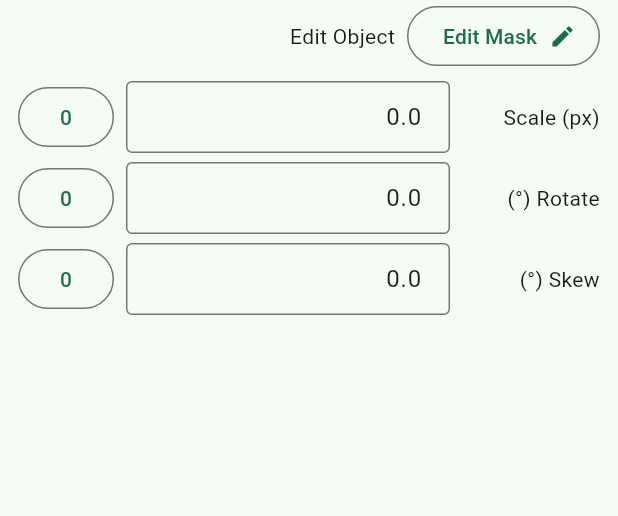
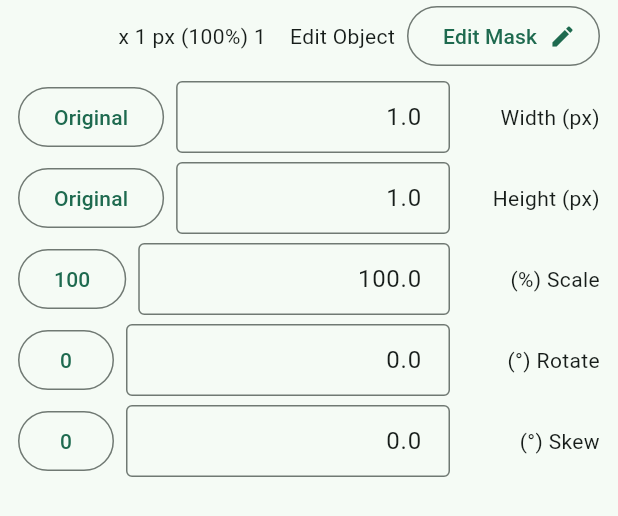
Before and after one commit to YMP112/ClipTach, a Flutter app: the _ObjectControls widget shown alone on an empty page, opened directly with empty values, on a phone screen of 412 x 824 dp. Shown: the top 516 px of the screen. Run offline on Flutter 3.47's test engine with Material 3 defaults, Android fonts, the phone set to English and light mode, and no system bars; our stand-ins replace file_picker, flutter_riverpod, shared_preferences; accounts and stored records are empty.

Commit message:
Show object pixel size controls

```diff
--- a/lib/features/editor/presentation/editor_screen.dart
+++ b/lib/features/editor/presentation/editor_screen.dart
@@ -465,6 +465,15 @@ class _ObjectControls extends StatelessWidget {
 
   @override
   Widget build(BuildContext context) {
+    final baseW = state.objectBaseWidth <= 0 ? 1.0 : state.objectBaseWidth;
+    final baseH = state.objectBaseHeight <= 0 ? 1.0 : state.objectBaseHeight;
+    final scale = ((baseW + state.transform.scalePx) / baseW)
+        .clamp(0.05, 20.0)
+        .toDouble();
+    final currentW = baseW * scale;
+    final currentH = baseH * scale;
+    final scalePercent = scale * 100;
+
     return Padding(
       padding: const EdgeInsets.fromLTRB(12, 0, 12, 12),
       child: Column(
@@ -478,13 +487,34 @@ class _ObjectControls extends StatelessWidget {
               ),
               const SizedBox(width: 8),
               Text(loc.t('editObject')),
+              const SizedBox(width: 16),
+              Text(
+                '${currentW.round()} x ${currentH.round()} px '
+                '(${scalePercent.toStringAsFixed(0)}%)',
+              ),
             ],
           ),
           _NumberValueRow(
-            label: '${loc.t('scale')} (px)',
-            value: state.transform.scalePx,
-            onSubmit: (value) => controller.updateTransform(scalePx: value),
+            label: 'Width (px)',
+            value: currentW,
+            onSubmit: controller.setObjectWidthPx,
             onReset: controller.resetScalePx,
+            resetLabel: 'Original',
+          ),
+          _NumberValueRow(
+            label: 'Height (px)',
+            value: currentH,
+            onSubmit: controller.setObjectHeightPx,
+            onReset: controller.resetScalePx,
+            resetLabel: 'Original',
+          ),
+          _NumberValueRow(
+            label: '${loc.t('scale')} (%)',
+            value: scalePercent,
+            onSubmit: (value) =>
+                controller.setObjectWidthPx(baseW * (value / 100)),
+            onReset: controller.resetScalePx,
+            resetLabel: '100',
           ),
           _NumberValueRow(
             label: '${loc.t('rotate')} (°)',
@@ -510,12 +540,14 @@ class _NumberValueRow extends StatelessWidget {
     required this.value,
     required this.onSubmit,
     required this.onReset,
+    this.resetLabel = '0',
   });
 
   final String label;
   final double value;
   final ValueChanged<double> onSubmit;
   final VoidCallback onReset;
+  final String resetLabel;
 
   @override
   Widget build(BuildContext context) {
@@ -548,7 +580,7 @@ class _NumberValueRow extends StatelessWidget {
           const SizedBox(width: 8),
           OutlinedButton(
             onPressed: onReset,
-            child: const Text('0'),
+            child: Text(resetLabel),
           ),
         ],
       ),
```
Also changed, not shown: lib/features/editor/application/editor_controller.dart (+23 -0 lines).
